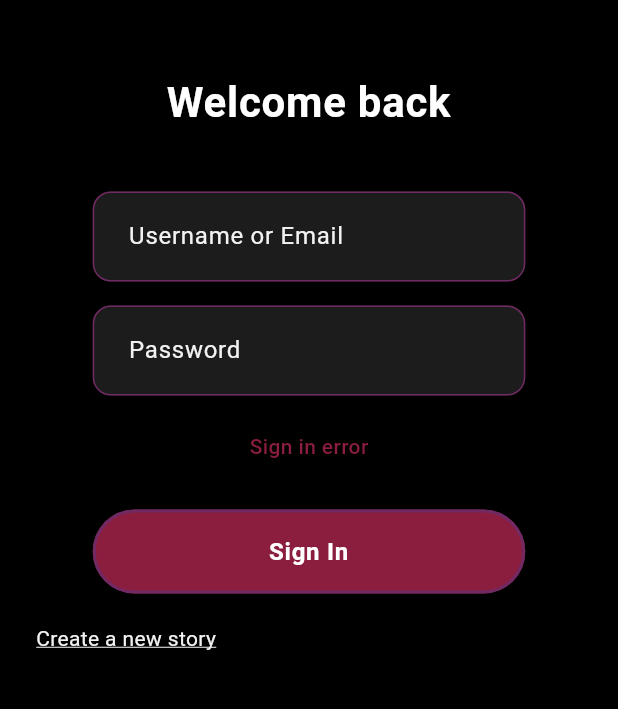
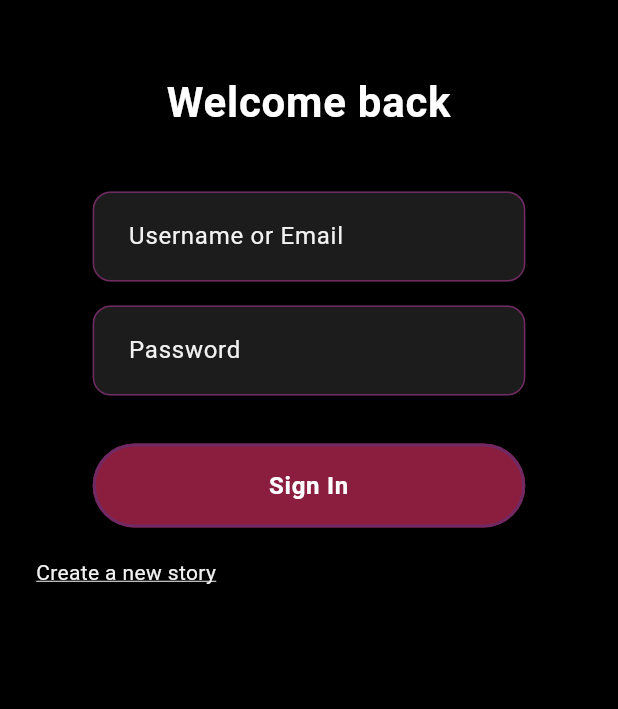
Before and after one commit to 1997-dot/Voguevibe, a Flutter app: the screen it shows after launch, after a tap on "Start Your Journey", on a phone screen of 412 x 824 dp, the part 85-794 px from its top. Run offline on Flutter 3.47's test engine with Material 3 defaults, Android fonts, the phone set to English and light mode, and no system bars; our stand-ins replace dio, flutter_secure_storage, get_it, shared_preferences.

Commit message:
add custom appbar widget and clean up login page
- Remove hardcoded error message from login page
- Add CustomFlexibleAppBar reusable widget

Co-Authored-By: Claude Opus 4.5 <noreply@anthropic.com>

```diff
--- a/voguevibe_app/lib/features/auth/presentation/pages/login_page.dart
+++ b/voguevibe_app/lib/features/auth/presentation/pages/login_page.dart
@@ -82,20 +82,6 @@ class _LoginPageState extends State<LoginPage> {
                   isPassword: true,
                 ),
 
-                const SizedBox(height: 24),
-
-                // Error Message
-                const Center(
-                  child: Text(
-                    'Sign in error',
-                    style: TextStyle(
-                      color: AppColors.raspberryPlum,
-                      fontSize: 14,
-                      fontWeight: FontWeight.w500,
-                    ),
-                  ),
-                ),
-
                 const SizedBox(height: 32),
 
                 // Sign In Button
```
Also changed, not shown: voguevibe_app/lib/core/widgets/appbar.dart (added, +64 -0 lines).
